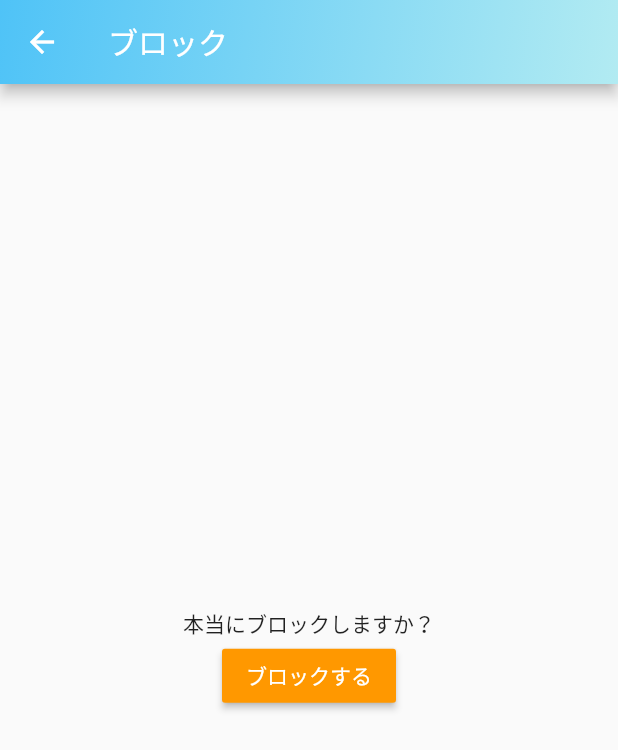
After one commit to kentaro-box/flutter-light, a Flutter app: the Report screen opened directly, after a tap on "ブロックする", on a phone screen of 412 x 824 dp. The commit adds this screen. Shown: the top 750 px of the screen. Run offline on Flutter 3.47's test engine with Material 2 defaults, Android fonts, the phone set to English and light mode, and no system bars; our stand-ins replace cloud_firestore, firebase_auth, firebase_core, like_button; missing offline and left inert: flutter_auth_buttons, flutter_facebook_login; accounts and stored records are empty.

Commit message:
通報、ブロックページ遷移のみ

```diff
--- /dev/null
+++ b/lib/block.dart
@@ -0,0 +1,43 @@
+import 'package:flutter/material.dart';
+
+import 'bottom_navigation.dart';
+
+class Block extends StatelessWidget {
+  @override
+  Widget build(BuildContext context) {
+    return Scaffold(
+      appBar: AppBar(
+        title: Text('ブロック'),
+        flexibleSpace: Container(
+          decoration: BoxDecoration(
+              gradient: LinearGradient(
+                  begin: Alignment.topLeft,
+                  end: Alignment.bottomRight,
+                  colors: <Color>[Colors.lightBlue[300], Colors.cyan[100]])),
+        ),
+      ),
+      body: Column(
+        mainAxisAlignment: MainAxisAlignment.center,
+        children: <Widget>[
+          Center(
+            child: Text("本当にブロックしますか？"),
+          ),
+          Center(
+            child: RaisedButton(
+              child: Text("ブロックする"),
+              color: Colors.orange,
+              textColor: Colors.white,
+              onPressed: () {
+                Navigator.of(context).pushReplacement(
+                  MaterialPageRoute(
+                    builder: (context) => BottomNavigation(),
+                  ),
+                );
+              },
+            ),
+          ),
+        ],
+      ),
+    );
+  }
+}
--- a/lib/report.dart
+++ b/lib/report.dart
@@ -1,4 +1,7 @@
 import 'package:flutter/material.dart';
+import 'package:flutter_bbs/notice.dart';
+
+import 'block.dart';
 
 class Report extends StatelessWidget {
   String postId;
@@ -23,11 +26,29 @@ class Report extends StatelessWidget {
         children: <Widget>[
           Column(
             children: <Widget>[
-              Container(
-                  padding: EdgeInsets.all(8.0), child: Text('${menu[0]}')),
+              GestureDetector(
+                onTap: () {
+                  Navigator.of(context).push(
+                    MaterialPageRoute(
+                      builder: (context) => Notice(),
+                    ),
+                  );
+                },
+                child: Container(
+                    padding: EdgeInsets.all(8.0), child: Text('${menu[0]}')),
+              ),
               Divider(),
-              Container(
-                  padding: EdgeInsets.all(8.0), child: Text('${menu[1]}')),
+              GestureDetector(
+                onTap: () {
+                  Navigator.of(context).push(
+                    MaterialPageRoute(
+                      builder: (context) => Block(),
+                    ),
+                  );
+                },
+                child: Container(
+                    padding: EdgeInsets.all(8.0), child: Text('${menu[1]}')),
+              ),
               Divider(),
             ],
           ),
--- a/lib/word_of_today.dart
+++ b/lib/word_of_today.dart
@@ -182,7 +182,7 @@ class _WordOfTodayState extends State<WordOfToday> {
                                         Widget result;
                                         if (count == 0) {
                                           result = Text(
-                                            "感謝",
+                                            "ありがたい",
                                             style: TextStyle(color: color),
                                           );
                                         } else
```
Also changed, not shown: lib/notice.dart (added, +40 -0 lines), 3 other files.
